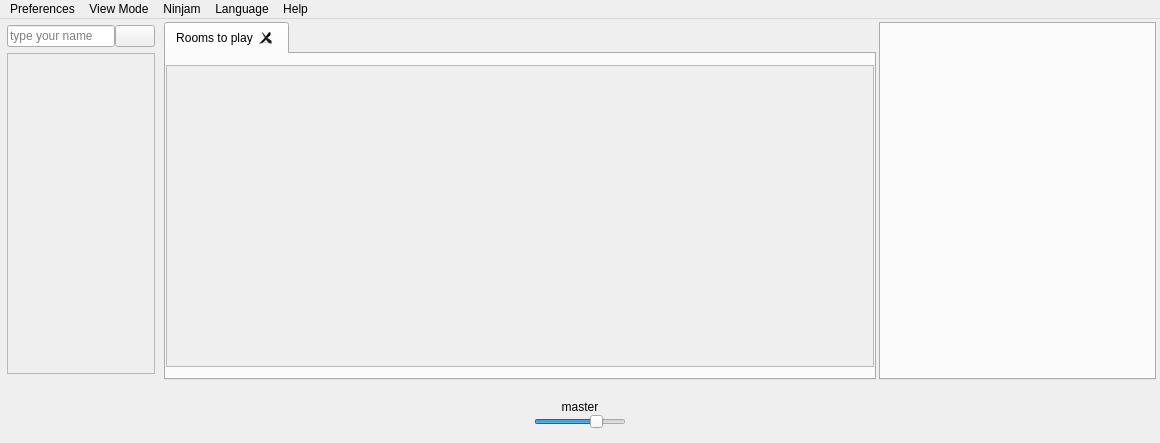
Old version of the form src/Common/gui/MainWindow.ui in the repository elieserdejesus/JamTaba.
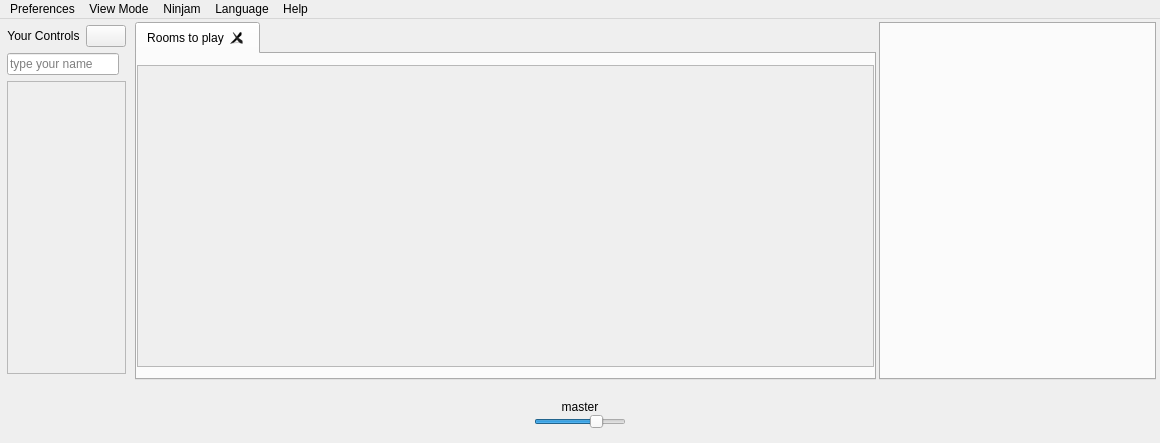
New version of the form. Icons and pictures are not drawn. Custom widgets are drawn as their Qt base class.

Commit message: Using the 'Your Controls' label in top of local controls

```diff
--- a/src/Common/gui/MainWindow.ui
+++ b/src/Common/gui/MainWindow.ui
@@ -114,7 +114,7 @@
                <rect>
                 <x>0</x>
                 <y>0</y>
-                <width>687</width>
+                <width>706</width>
                 <height>301</height>
                </rect>
               </property>
@@ -343,14 +343,41 @@
         <number>6</number>
        </property>
        <item>
-        <widget class="QWidget" name="topWidget" native="true">
-         <property name="sizePolicy">
-          <sizepolicy hsizetype="MinimumExpanding" vsizetype="Maximum">
-           <horstretch>0</horstretch>
-           <verstretch>0</verstretch>
-          </sizepolicy>
-         </property>
-         <layout class="QHBoxLayout" name="horizontalLayout_2">
+        <layout class="QHBoxLayout" name="topLayout">
+         <item>
+          <widget class="QLabel" name="labelYourControls">
+           <property name="sizePolicy">
+            <sizepolicy hsizetype="Preferred" vsizetype="Preferred">
+             <horstretch>1</horstretch>
+             <verstretch>0</verstretch>
+            </sizepolicy>
+           </property>
+           <property name="text">
+            <string>Your Controls</string>
+           </property>
+           <property name="alignment">
+            <set>Qt::AlignCenter</set>
+           </property>
+          </widget>
+         </item>
+         <item>
+          <widget class="QPushButton" name="localControlsCollapseButton">
+           <property name="toolTip">
+            <string>collapse/expand your controls ...</string>
+           </property>
+           <property name="text">
+            <string/>
+           </property>
+           <property name="checkable">
+            <bool>true</bool>
+           </property>
+          </widget>
+         </item>
+        </layout>
+       </item>
+       <item>
+        <widget class="QWidget" name="userNamePanel" native="true">
+         <layout class="QHBoxLayout" name="horizontalLayout">
           <property name="spacing">
            <number>0</number>
           </property>
@@ -383,15 +410,12 @@
            </widget>
           </item>
           <item>
-           <widget class="QPushButton" name="localControlsCollapseButton">
-            <property name="toolTip">
-             <string>collapse/expand your controls ...</string>
-            </property>
+           <widget class="QLabel" name="labelUserNameIcon">
             <property name="text">
-             <string/>
+             <string notr="true"/>
             </property>
-            <property name="checkable">
-             <bool>true</bool>
+            <property name="pixmap">
+             <pixmap resource="../../resources/jamtaba.qrc">:/images/pencil.png</pixmap>
             </property>
            </widget>
           </item>
```
Left out of the diff: 2 changed lines with no effect on the pictures. The commit also changes 3 other files.
